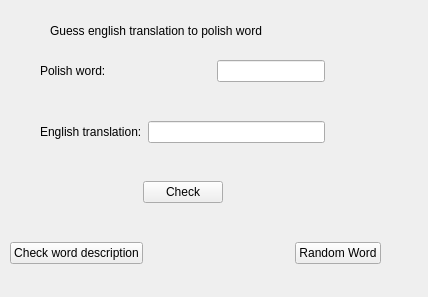
The window that src/gui/src/view/GuessTab.ui (cieslarmichal/glossary) describes before a commit, drawn with Qt 5.
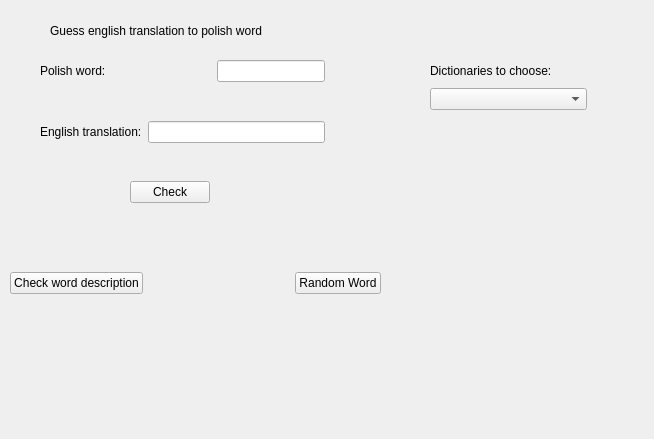
The same window after the commit.

Commit message: add Guess tab functionalities

```diff
--- a/src/gui/src/view/GuessTab.ui
+++ b/src/gui/src/view/GuessTab.ui
@@ -6,8 +6,8 @@
             <rect>
                 <x>0</x>
                 <y>0</y>
-                <width>428</width>
-                <height>297</height>
+    <width>654</width>
+    <height>439</height>
             </rect>
         </property>
         <property name="windowTitle">
@@ -26,11 +26,11 @@
                 <string>Guess english translation to polish word</string>
             </property>
         </widget>
-        <widget class="QWidget" name="">
+  <widget class="QWidget" name="layoutWidget">
             <property name="geometry">
                 <rect>
                     <x>10</x>
-                    <y>240</y>
+     <y>270</y>
                     <width>371</width>
                     <height>27</height>
                 </rect>
@@ -65,7 +65,7 @@
                 </item>
             </layout>
         </widget>
-        <widget class="QWidget" name="">
+  <widget class="QWidget" name="layoutWidget">
             <property name="geometry">
                 <rect>
                     <x>40</x>
@@ -151,9 +151,12 @@
                                         <property name="orientation">
                                             <enum>Qt::Horizontal</enum>
                                         </property>
+          <property name="sizeType">
+           <enum>QSizePolicy::Fixed</enum>
+          </property>
                                         <property name="sizeHint" stdset="0">
                                             <size>
-                                                <width>40</width>
+            <width>90</width>
                                                 <height>20</height>
                                             </size>
                                         </property>
@@ -185,6 +188,54 @@
                 </item>
             </layout>
         </widget>
+  <widget class="QWidget" name="layoutWidget">
+   <property name="geometry">
+    <rect>
+     <x>430</x>
+     <y>60</y>
+     <width>157</width>
+     <height>50</height>
+    </rect>
+   </property>
+   <layout class="QVBoxLayout" name="verticalLayout_4">
+    <item>
+     <widget class="QLabel" name="labelDictionaryNames">
+      <property name="text">
+       <string>Dictionaries to choose:</string>
+      </property>
+     </widget>
+    </item>
+    <item>
+     <widget class="QComboBox" name="boxWithDictionaryNames"/>
+    </item>
+   </layout>
+  </widget>
+  <widget class="QLabel" name="labelCheckCorrectness">
+   <property name="geometry">
+    <rect>
+     <x>100</x>
+     <y>210</y>
+     <width>121</width>
+     <height>21</height>
+    </rect>
+   </property>
+   <property name="text">
+    <string/>
+   </property>
+  </widget>
+  <widget class="QLabel" name="labelWithCorrectIcon">
+   <property name="geometry">
+    <rect>
+     <x>220</x>
+     <y>210</y>
+     <width>21</width>
+     <height>16</height>
+    </rect>
+   </property>
+   <property name="text">
+    <string/>
+   </property>
+  </widget>
     </widget>
     <resources/>
     <connections/>
```
Left out of the diff: 6 changed lines with no effect on the pictures. Lines whose indentation alone changed are shown as unchanged. The commit also changes 36 other files.
